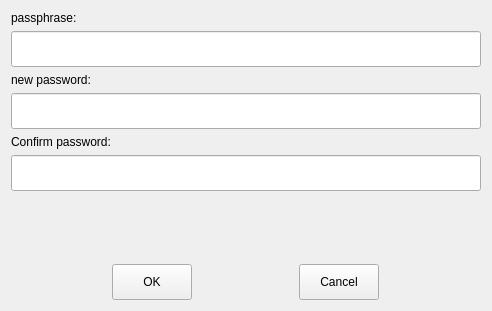
This is src/ui/box/retrieve-password.ui in openeuler-mirror/ks-ssr as Qt 5 draws it before an edit. The edited form follows.
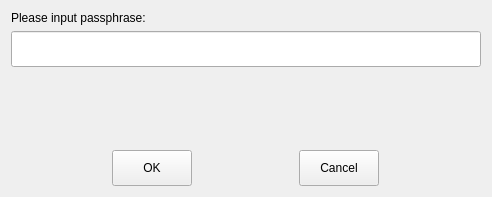
This is the edited form. Icons and pictures are not drawn.

Commit message: fix(*) : Adjust the password retrieval logic. - 调整找回密码逻辑 - 修复显示不全的问题 Signed-off-by: chendingjian <chendingjian@kylinsec.com.cn>

```diff
--- a/src/ui/box/retrieve-password.ui
+++ b/src/ui/box/retrieve-password.ui
@@ -7,7 +7,7 @@
     <x>0</x>
     <y>0</y>
     <width>492</width>
-    <height>311</height>
+    <height>197</height>
    </rect>
   </property>
   <property name="windowTitle">
@@ -23,7 +23,7 @@
      <item>
       <widget class="QLabel" name="m_nameLabel">
        <property name="text">
-        <string>passphrase:</string>
+        <string>Please input passphrase:</string>
        </property>
       </widget>
      </item>
@@ -39,48 +39,6 @@
      </item>
     </layout>
    </item>
-   <item>
-    <layout class="QVBoxLayout" name="verticalLayout_3">
-     <item>
-      <widget class="QLabel" name="m_passwordLabel">
-       <property name="text">
-        <string>new password:</string>
-       </property>
-      </widget>
-     </item>
-     <item>
-      <widget class="QLineEdit" name="m_password">
-       <property name="minimumSize">
-        <size>
-         <width>0</width>
-         <height>36</height>
-        </size>
-       </property>
-      </widget>
-     </item>
-    </layout>
-   </item>
-   <item>
-    <layout class="QVBoxLayout" name="verticalLayout_4">
-     <item>
-      <widget class="QLabel" name="m_confirmPasswordLabel">
-       <property name="text">
-        <string>Confirm password:</string>
-       </property>
-      </widget>
-     </item>
-     <item>
-      <widget class="QLineEdit" name="m_confirmPassword">
-       <property name="minimumSize">
-        <size>
-         <width>0</width>
-         <height>36</height>
-        </size>
-       </property>
-      </widget>
-     </item>
-    </layout>
-   </item>
    <item>
     <spacer name="verticalSpacer">
      <property name="orientation">
```
The commit also changes 21 other files.
